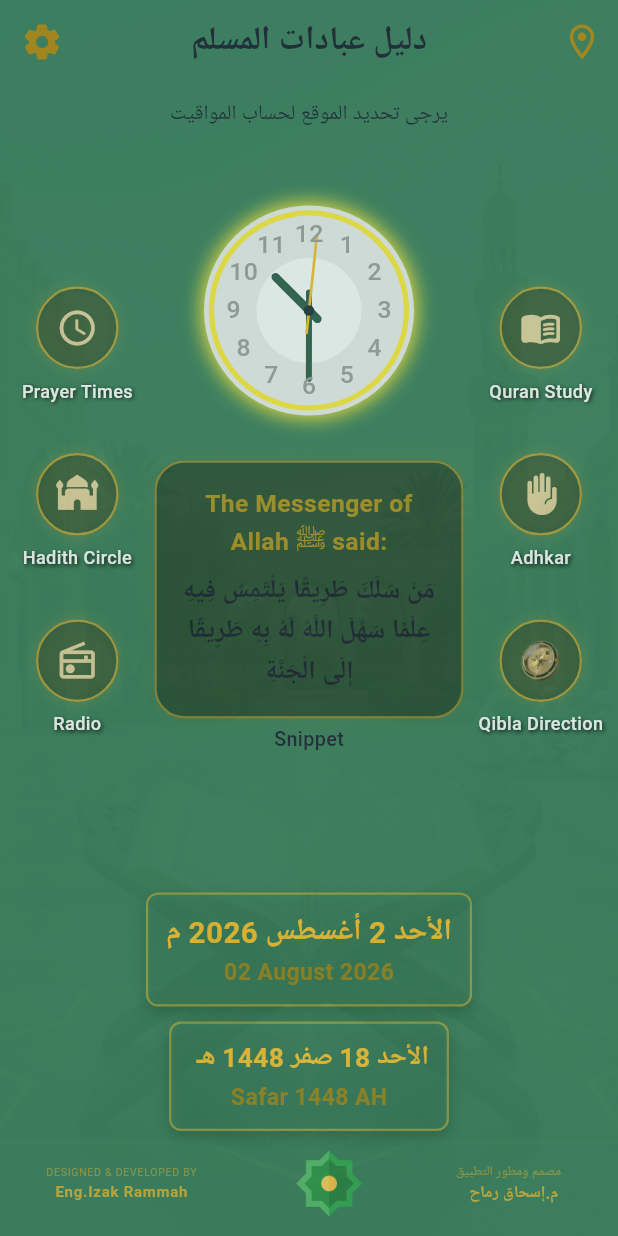
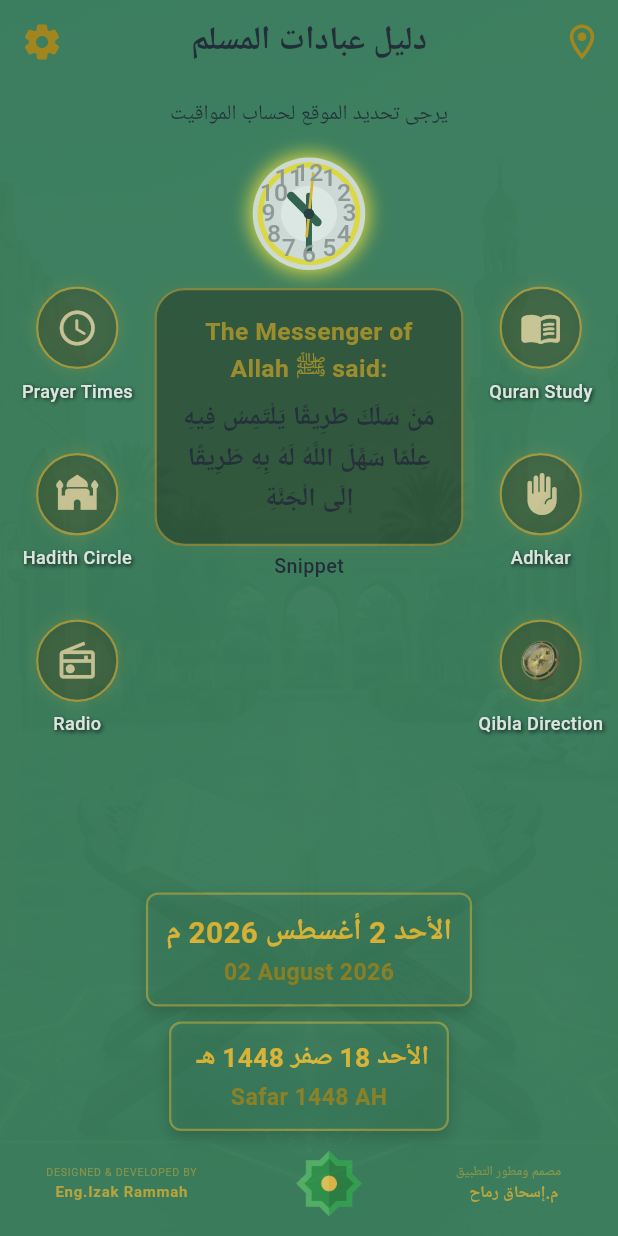
Before and after one commit to Eng-Izak/muslim_worship_guid_app, a Flutter app: the HomeScreen screen opened directly, on a phone screen of 412 x 824 dp. Run offline on Flutter 3.47's test engine with Material 3 defaults, Android fonts, the phone set to English and light mode, and no system bars; our stand-ins replace bloc, flutter_bloc, flutter_cache_manager, flutter_local_notifications, flutter_timezone, geocoding and 11 more; missing offline and left inert: adhan_dart, flutter_foreground_task; accounts and stored records are empty; Roboto replaces fonts that are missing (Arial, Cairo, Tajawal).

Commit message:
responsive ui part 1

```diff
--- a/lib/features/home/ui/home_screen.dart
+++ b/lib/features/home/ui/home_screen.dart
@@ -30,14 +30,12 @@ class HomeScreen extends StatelessWidget {
           listenWhen: (previous, current) => current is LocationSuccess,
           listener: (context, state) {
             if (state is LocationSuccess) {
-              // 🔥 هـنـا السحر الهندي المتصل: فور ضغط الأيقونة ونجاح التحديث، نغذي كابينة الصلاة بالإحداثيات الجديدة حياً!
               context.read<PrayerCubit>().fetchPrayerTimes(
                 latitude: state.latitude,
                 longitude: state.longitude,
                 cityName: state.cityName,
               );
 
-              // اختياري: إظهار رسالة تأكيد خفيفة للمستخدم بنجاح التحديث
               ScaffoldMessenger.of(context).showSnackBar(
                 const SnackBar(
                   content: Text(
@@ -53,10 +51,12 @@ class HomeScreen extends StatelessWidget {
           child: Opacity(
             opacity: 0.8,
             child: Scaffold(
-              appBar:
-                  const HomeAppBarWidget(), // ستعمل أيقونة التحديث وتتفاعل 100% الآن
+              appBar: const HomeAppBarWidget(),
               backgroundColor: ThemingColors.kPrimary(context),
               body: SafeArea(
+                child: Center(
+                  child: ConstrainedBox(
+                    constraints: const BoxConstraints(maxWidth: 1300),
                     child: context.isLandscape
                         ? Row(
                             crossAxisAlignment: CrossAxisAlignment.stretch,
@@ -94,7 +94,7 @@ class HomeScreen extends StatelessWidget {
                                 child: Center(
                                   child: ConstrainedBox(
                                     constraints: const BoxConstraints(
-                                  maxWidth: 650,
+                                      maxWidth: 700,
                                     ),
                                     child: const Row(
                                       children: [
@@ -146,6 +146,8 @@ class HomeScreen extends StatelessWidget {
                 ),
               ),
             ),
+          ),
+        ),
       ],
     );
   }
--- a/lib/features/home/ui/widgets/medle_public_information_menu_widget.dart
+++ b/lib/features/home/ui/widgets/medle_public_information_menu_widget.dart
@@ -2,7 +2,7 @@ import 'package:flutter/material.dart';
 import 'package:hijri/hijri_calendar.dart';
 import 'package:prayer_times_quran_azkar_app/features/home/ui/widgets/main_content_card_widget.dart';
 import 'package:prayer_times_quran_azkar_app/features/home/ui/widgets/analog_clock_widget.dart';
-
+import 'package:prayer_times_quran_azkar_app/core/extensions/responsive_helper_extension.dart';
 import 'package:prayer_times_quran_azkar_app/core/theming/localization.dart';
 
 class MedlePublicInformationMenuWidget extends StatelessWidget {
@@ -11,29 +11,32 @@ class MedlePublicInformationMenuWidget extends StatelessWidget {
 
   @override
   Widget build(BuildContext context) {
+    final double clockSize = (context.screenWidth * 0.12).clamp(75.0, 135.0);
+
     return Expanded(
       flex: 2,
       child: Column(
         children: [
-          SizedBox(height: 30),
-
+          SizedBox(height: context.responsiveValue(mobile: 10.0, tablet: 20.0)),
           Expanded(
             child: SingleChildScrollView(
-              // physics: NeverScrollableScrollPhysics(),
               child: Column(
+                mainAxisAlignment: MainAxisAlignment.center,
                 children: [
-                  SizedBox(height: 20),
-                  const AnalogClockWidget(size: 140),
-                  SizedBox(height: 30),
-
+                  SizedBox(height: context.responsiveValue(mobile: 8.0, tablet: 16.0)),
+                  AnalogClockWidget(size: clockSize),
+                  SizedBox(height: context.responsiveValue(mobile: 12.0, tablet: 24.0)),
                   MainContentCardWidget(
                     title: 'Snippet',
-                    headerText: Localization.tr(context, ar: ': قال رسول الله ﷺ ', en: 'The Messenger of Allah ﷺ said:'),
+                    headerText: Localization.tr(
+                      context,
+                      ar: ': قال رسول الله ﷺ ',
+                      en: 'The Messenger of Allah ﷺ said:',
+                    ),
                     arabicText:
                         'مَنْ سَلَكَ طَرِيقًا يَلْتَمِسُ فِيهِ عِلْمًا سَهَّلَ اللَّهُ لَهُ بِهِ طَرِيقًا إِلَى الْجَنَّةِ',
                   ),
-
-                  SizedBox(height: 20),
+                  SizedBox(height: context.responsiveValue(mobile: 8.0, tablet: 16.0)),
                 ],
               ),
             ),
```
Also changed, not shown: lib/core/utils/responsive_layout.dart (added, +31 -0 lines), lib/features/quran/ui/quran_screen.dart (+13 -9 lines), lib/features/radio/ui/radio_screen.dart (+9 -6 lines). Lines whose indentation alone changed are shown as unchanged.
